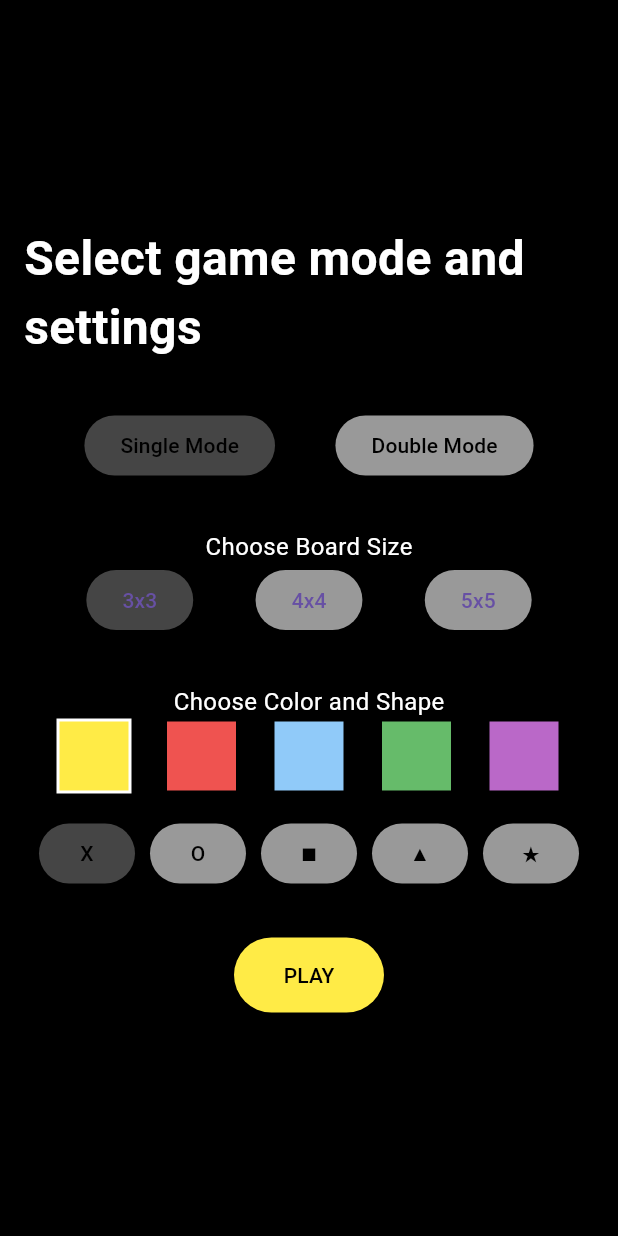
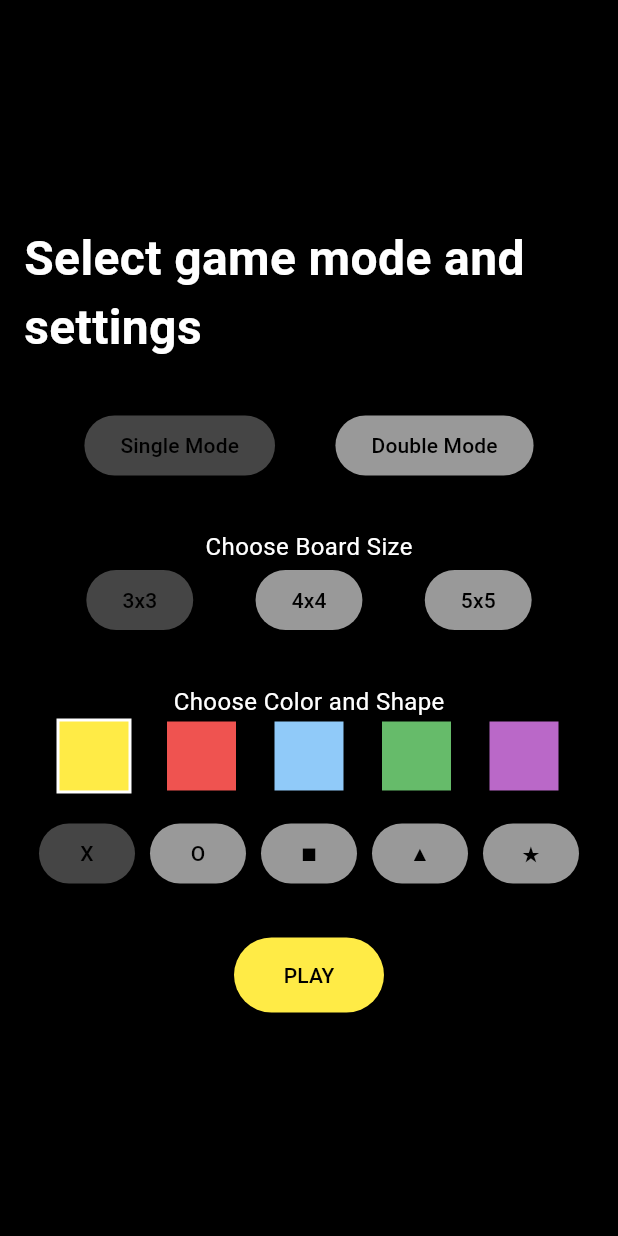
Before and after one commit to Klaudiaamarzec/Programowanie-Interfejsow-Mobilnych, a Flutter app: the screen it shows after launch, on a phone screen of 412 x 824 dp. Run offline on Flutter 3.47's test engine with Material 3 defaults, Android fonts, the phone set to English and light mode, and no system bars; Roboto replaces fonts that are missing (Default).

Commit message:
More UI changes

```diff
--- a/flutter_tictactoe/lib/StartScreen.dart
+++ b/flutter_tictactoe/lib/StartScreen.dart
@@ -93,6 +93,7 @@ class _StartScreenState extends State<StartScreen> {
                     onPressed: () => setState(() => selectedBoardSize = size),
                     style: ElevatedButton.styleFrom(
                       backgroundColor: selectedBoardSize == size ? AppColors.gray : AppColors.lightGray,
+                      foregroundColor: AppColors.backgroundColor,
                     ),
                     child: Text("${size}x$size"),
                   );
@@ -146,7 +147,7 @@ class _StartScreenState extends State<StartScreen> {
 
               if (selectedMode == GameMode.DOUBLE_MODE) ...[
                 // Ustawienia dla gracza 1
-                Text("Player 1: Choose Color and Shape", style: AppTypography.bodyMedium.copyWith(color: AppColors.textColor)),
+                Text("Player 1 - Choose Color and Shape", style: AppTypography.bodyMedium.copyWith(color: AppColors.textColor)),
                 Row(
                   mainAxisAlignment: MainAxisAlignment.spaceEvenly,
                   children: [AppColors.yellow200, AppColors.red200, AppColors.blue200, AppColors.green200, AppColors.purple200].map((color) {
@@ -189,7 +190,7 @@ class _StartScreenState extends State<StartScreen> {
 
                 const SizedBox(height: 32),
 
-                Text("Player 2: Choose Color and Shape", style: AppTypography.bodyMedium.copyWith(color: AppColors.textColor)),
+                Text("Player 2 - Choose Color and Shape", style: AppTypography.bodyMedium.copyWith(color: AppColors.textColor)),
                 Row(
                   mainAxisAlignment: MainAxisAlignment.spaceEvenly,
                   children: [AppColors.yellow200, AppColors.red200, AppColors.blue200, AppColors.green200, AppColors.purple200].map((color) {
```
